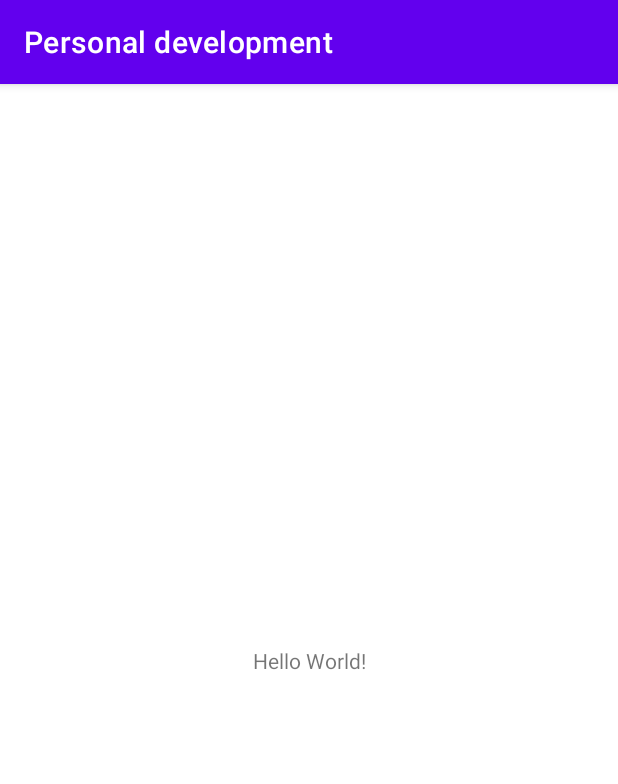
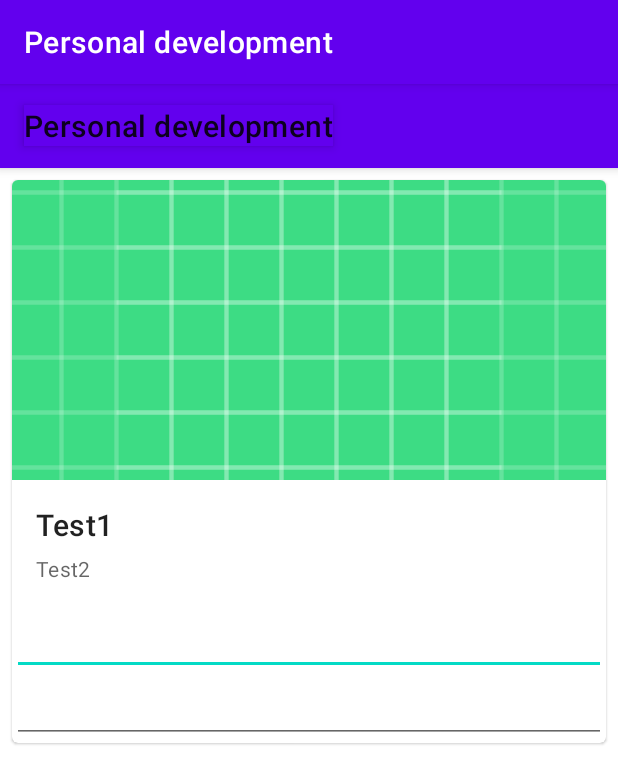
Before and after one commit to Vadym-M/Personal_development, an Android app: the screen it shows after launch (MainActivity), on a phone screen of 412 x 824 dp. Shown: the top 784 px of the screen. Run offline under Robolectric (Android 15) with nearby library versions, the phone set to English and light mode, and no system bars.

Commit message:
init project

```diff
--- a/app/build.gradle
+++ b/app/build.gradle
@@ -25,6 +25,7 @@ android {
         sourceCompatibility JavaVersion.VERSION_1_8
         targetCompatibility JavaVersion.VERSION_1_8
     }
+
 }
 
 dependencies {
@@ -32,7 +33,9 @@ dependencies {
     implementation 'androidx.appcompat:appcompat:1.2.0'
     implementation 'com.google.android.material:material:1.2.1'
     implementation 'androidx.constraintlayout:constraintlayout:2.0.4'
-    testImplementation 'junit:junit:4.+'
+    testImplementation 'junit:junit:4.12'
+    implementation 'com.google.android.material:material:1.3.0-rc01'
+    implementation 'org.jsoup:jsoup:1.13.1'
     androidTestImplementation 'androidx.test.ext:junit:1.1.2'
     androidTestImplementation 'androidx.test.espresso:espresso-core:3.3.0'
 }
--- a/app/src/main/AndroidManifest.xml
+++ b/app/src/main/AndroidManifest.xml
@@ -2,6 +2,7 @@
 <manifest xmlns:android="http://schemas.android.com/apk/res/android"
     package="com.vinade_app.personaldevelopment">
 
+    <uses-permission android:name="android.permission.INTERNET" />
     <application
         android:allowBackup="true"
         android:icon="@mipmap/ic_launcher"
--- a/app/src/main/java/com/vinade_app/personaldevelopment/MainActivity.java
+++ b/app/src/main/java/com/vinade_app/personaldevelopment/MainActivity.java
@@ -3,6 +3,7 @@ package com.vinade_app.personaldevelopment;
 import androidx.appcompat.app.AppCompatActivity;
 
 import android.os.Bundle;
+
 
 public class MainActivity extends AppCompatActivity {
 
@@ -10,5 +11,7 @@ public class MainActivity extends AppCompatActivity {
     protected void onCreate(Bundle savedInstanceState) {
         super.onCreate(savedInstanceState);
         setContentView(R.layout.activity_main);
+//testfdssdaa
     }
+
 }
--- a/app/src/main/res/layout/activity_main.xml
+++ b/app/src/main/res/layout/activity_main.xml
@@ -1,18 +1,77 @@
 <?xml version="1.0" encoding="utf-8"?>
-<androidx.constraintlayout.widget.ConstraintLayout xmlns:android="http://schemas.android.com/apk/res/android"
+<androidx.core.widget.NestedScrollView xmlns:android="http://schemas.android.com/apk/res/android"
     xmlns:app="http://schemas.android.com/apk/res-auto"
     xmlns:tools="http://schemas.android.com/tools"
     android:layout_width="match_parent"
     android:layout_height="match_parent"
     tools:context=".MainActivity">
 
-    <TextView
-        android:layout_width="wrap_content"
-        android:layout_height="wrap_content"
-        android:text="Hello World!"
-        app:layout_constraintBottom_toBottomOf="parent"
-        app:layout_constraintLeft_toLeftOf="parent"
-        app:layout_constraintRight_toRightOf="parent"
-        app:layout_constraintTop_toTopOf="parent" />
+   <LinearLayout
+       android:layout_width="match_parent"
+       android:layout_height="wrap_content"
+       android:orientation="vertical">
+       <com.google.android.material.appbar.AppBarLayout
+           android:layout_width="match_parent"
+           android:layout_height="wrap_content"
+           android:theme="@style/Widget.Design.AppBarLayout">
+           <com.google.android.material.appbar.MaterialToolbar
+               android:id="@+id/toolbar"
+               android:layout_width="match_parent"
+               app:title="@string/app_name"
+               android:layout_height="?attr/actionBarSize"/>
 
-</androidx.constraintlayout.widget.ConstraintLayout>
+       </com.google.android.material.appbar.AppBarLayout>
+       <com.google.android.material.card.MaterialCardView
+           android:layout_width="match_parent"
+           android:layout_height="wrap_content"
+           android:layout_margin="8dp">
+       <LinearLayout
+           android:layout_width="match_parent"
+           android:layout_height="wrap_content"
+           android:orientation="vertical">
+
+           <ImageView
+               android:layout_width="match_parent"
+               android:layout_height="200dp"
+               android:scaleType="centerCrop"
+               app:srcCompat="@drawable/ic_launcher_background"/>
+           <LinearLayout
+               android:layout_width="match_parent"
+               android:layout_height="wrap_content"
+               android:orientation="vertical"
+               android:padding="16dp">
+
+               <TextView
+                   android:layout_width="wrap_content"
+                   android:layout_height="wrap_content"
+                   android:text="Test1"
+                   android:textAppearance="?attr/textAppearanceHeadline6"/>
+               <TextView
+                   android:layout_width="wrap_content"
+                   android:layout_height="wrap_content"
+                   android:layout_marginTop="6dp"
+                   android:text="Test2"
+                   android:textAppearance="?attr/textAppearanceBody2"
+                   android:textColor="?android:attr/textColorSecondary"/>
+           </LinearLayout>
+
+           <EditText
+               android:id="@+id/editTextNumberSigned"
+               android:layout_width="match_parent"
+               android:layout_height="wrap_content"
+               android:ems="10"
+               android:inputType="numberSigned" />
+
+           <EditText
+               android:id="@+id/editTextNumberDecimal"
+               android:layout_width="match_parent"
+               android:layout_height="wrap_content"
+               android:ems="10"
+               android:inputType="numberDecimal" />
+       </LinearLayout>
+       </com.google.android.material.card.MaterialCardView>
+
+
+   </LinearLayout>
+
+</androidx.core.widget.NestedScrollView>
```
